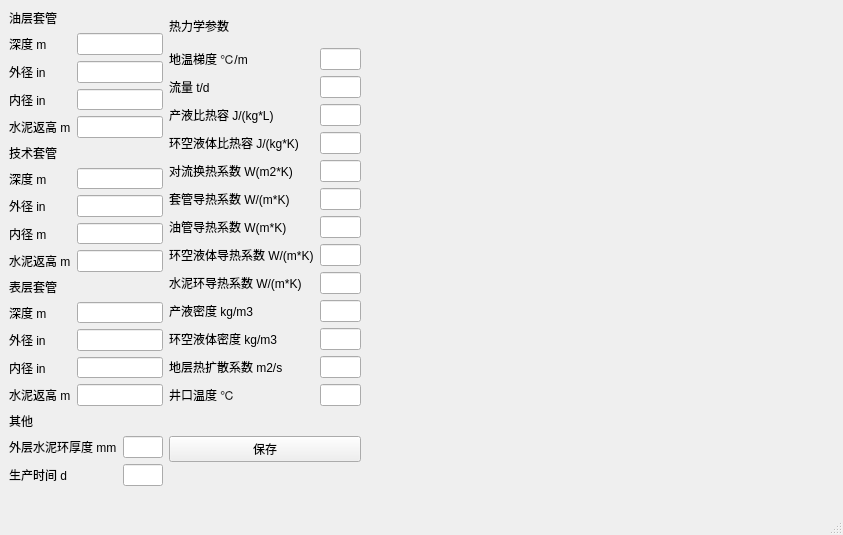
First picture: the form in mainWindow.ui, repository czy1996/APB, before the edit.
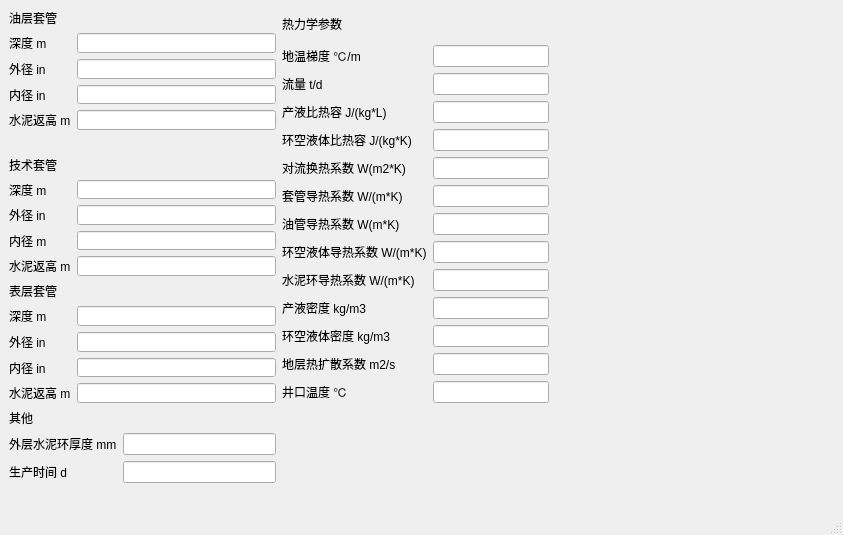
Second picture: the form after the edit.

Commit message: params class

Patch:
```diff
--- a/mainWindow.ui
+++ b/mainWindow.ui
@@ -25,122 +25,102 @@
      <rect>
       <x>9</x>
       <y>9</y>
-      <width>352</width>
-      <height>477</height>
+      <width>540</width>
+      <height>474</height>
      </rect>
     </property>
     <layout class="QGridLayout" name="gridLayout">
-     <item row="1" column="0">
-      <layout class="QVBoxLayout" name="Casing2">
+     <item row="4" column="0">
+      <layout class="QVBoxLayout" name="well_etc">
        <item>
-        <widget class="QLabel" name="label_5">
+        <widget class="QLabel" name="label_13">
          <property name="text">
-          <string>技术套管</string>
+          <string>其他</string>
          </property>
         </widget>
        </item>
        <item>
-        <layout class="QFormLayout" name="formLayout_2">
+        <layout class="QFormLayout" name="formLayout_4">
          <item row="0" column="0">
-          <widget class="QLabel" name="label_6">
+          <widget class="QLabel" name="label_14">
            <property name="text">
-            <string>深度 m</string>
+            <string>外层水泥环厚度 mm</string>
            </property>
           </widget>
          </item>
          <item row="0" column="1">
-          <widget class="QLineEdit" name="lineEdit_4"/>
+          <widget class="QLineEdit" name="lineEdit_10"/>
          </item>
          <item row="1" column="0">
-          <widget class="QLabel" name="label_7">
+          <widget class="QLabel" name="dLabel">
            <property name="text">
-            <string>外径 in</string>
+            <string>生产时间 d</string>
            </property>
           </widget>
          </item>
          <item row="1" column="1">
-          <widget class="QLineEdit" name="lineEdit_5"/>
+          <widget class="QLineEdit" name="dLineEdit"/>
          </item>
-         <item row="2" column="0">
-          <widget class="QLabel" name="label_8">
-           <property name="text">
-            <string>内径 m</string>
-           </property>
-          </widget>
-         </item>
-         <item row="2" column="1">
-          <widget class="QLineEdit" name="lineEdit_6"/>
-         </item>
-         <item row="3" column="0">
-          <widget class="QLabel" name="Label_2">
-           <property name="text">
-            <string>水泥返高 m</string>
-           </property>
-          </widget>
-         </item>
-         <item row="3" column="1">
-          <widget class="QLineEdit" name="LineEdit_2"/>
-         </item>
         </layout>
        </item>
       </layout>
      </item>
-     <item row="2" column="0">
-      <layout class="QVBoxLayout" name="Casing3">
+     <item row="0" column="0">
+      <layout class="QVBoxLayout" name="Casing1">
        <item>
-        <widget class="QLabel" name="label_9">
+        <widget class="QLabel" name="label_2">
          <property name="text">
-          <string>表层套管</string>
+          <string>油层套管</string>
          </property>
         </widget>
        </item>
        <item>
-        <layout class="QFormLayout" name="formLayout_3">
+        <layout class="QFormLayout" name="formLayout">
          <item row="0" column="0">
-          <widget class="QLabel" name="label_10">
+          <widget class="QLabel" name="label">
            <property name="text">
             <string>深度 m</string>
            </property>
           </widget>
          </item>
          <item row="0" column="1">
-          <widget class="QLineEdit" name="lineEdit_7"/>
+          <widget class="QLineEdit" name="lineEdit"/>
          </item>
-         <item row="1" column="1">
-          <widget class="QLineEdit" name="lineEdit_8"/>
-         </item>
          <item row="1" column="0">
-          <widget class="QLabel" name="label_11">
+          <widget class="QLabel" name="label_3">
            <property name="text">
             <string>外径 in</string>
            </property>
           </widget>
          </item>
-         <item row="2" column="1">
-          <widget class="QLineEdit" name="lineEdit_9"/>
+         <item row="1" column="1">
+          <widget class="QLineEdit" name="lineEdit_2"/>
          </item>
          <item row="2" column="0">
-          <widget class="QLabel" name="label_12">
+          <widget class="QLabel" name="label_4">
            <property name="text">
             <string>内径 in</string>
            </property>
           </widget>
          </item>
+         <item row="2" column="1">
+          <widget class="QLineEdit" name="lineEdit_3"/>
+         </item>
          <item row="3" column="0">
-          <widget class="QLabel" name="Label_3">
+          <widget class="QLabel" name="Label">
            <property name="text">
             <string>水泥返高 m</string>
            </property>
           </widget>
          </item>
          <item row="3" column="1">
-          <widget class="QLineEdit" name="LineEdit_3"/>
+          <widget class="QLineEdit" name="LineEdit"/>
          </item>
         </layout>
        </item>
       </layout>
      </item>
-     <item row="0" column="1" rowspan="3">
+     <item row="0" column="1" rowspan="4">
       <layout class="QVBoxLayout" name="thermal">
        <item>
         <widget class="QLabel" name="label_15">
@@ -285,102 +265,128 @@
        </item>
       </layout>
      </item>
-     <item row="3" column="0">
-      <layout class="QVBoxLayout" name="well_etc">
+     <item row="2" column="0">
+      <layout class="QVBoxLayout" name="Casing2">
        <item>
-        <widget class="QLabel" name="label_13">
+        <widget class="QLabel" name="label_5">
          <property name="text">
-          <string>其他</string>
+          <string>技术套管</string>
          </property>
         </widget>
        </item>
        <item>
-        <layout class="QFormLayout" name="formLayout_4">
+        <layout class="QFormLayout" name="formLayout_2">
          <item row="0" column="0">
-          <widget class="QLabel" name="label_14">
+          <widget class="QLabel" name="label_6">
            <property name="text">
-            <string>外层水泥环厚度 mm</string>
+            <string>深度 m</string>
            </property>
           </widget>
          </item>
          <item row="0" column="1">
-          <widget class="QLineEdit" name="lineEdit_10"/>
+          <widget class="QLineEdit" name="lineEdit_4"/>
          </item>
          <item row="1" column="0">
-          <widget class="QLabel" name="dLabel">
+          <widget class="QLabel" name="label_7">
            <property name="text">
-            <string>生产时间 d</string>
+            <string>外径 in</string>
            </property>
           </widget>
          </item>
          <item row="1" column="1">
-          <widget class="QLineEdit" name="dLineEdit"/>
+          <widget class="QLineEdit" name="lineEdit_5"/>
          </item>
+         <item row="2" column="0">
+          <widget class="QLabel" name="label_8">
+           <property name="text">
+            <string>内径 m</string>
+           </property>
+          </widget>
+         </item>
+         <item row="2" column="1">
+          <widget class="QLineEdit" name="lineEdit_6"/>
+         </item>
+         <item row="3" column="0">
+          <widget class="QLabel" name="Label_2">
+           <property name="text">
+            <string>水泥返高 m</string>
+           </property>
+          </widget>
+         </item>
+         <item row="3" column="1">
+          <widget class="QLineEdit" name="LineEdit_2"/>
+         </item>
         </layout>
        </item>
       </layout>
      </item>
-     <item row="0" column="0">
-      <layout class="QVBoxLayout" name="Casing1">
+     <item row="3" column="0">
+      <layout class="QVBoxLayout" name="Casing3">
        <item>
-        <widget class="QLabel" name="label_2">
+        <widget class="QLabel" name="label_9">
          <property name="text">
-          <string>油层套管</string>
+          <string>表层套管</string>
          </property>
         </widget>
        </item>
        <item>
-        <layout class="QFormLayout" name="formLayout">
+        <layout class="QFormLayout" name="formLayout_3">
          <item row="0" column="0">
-          <widget class="QLabel" name="label">
+          <widget class="QLabel" name="label_10">
            <property name="text">
             <string>深度 m</string>
            </property>
           </widget>
          </item>
          <item row="0" column="1">
-          <widget class="QLineEdit" name="lineEdit"/>
+          <widget class="QLineEdit" name="lineEdit_7"/>
          </item>
+         <item row="1" column="1">
+          <widget class="QLineEdit" name="lineEdit_8"/>
+         </item>
          <item row="1" column="0">
-          <widget class="QLabel" name="label_3">
+          <widget class="QLabel" name="label_11">
            <property name="text">
             <string>外径 in</string>
            </property>
           </widget>
          </item>
-         <item row="1" column="1">
-          <widget class="QLineEdit" name="lineEdit_2"/>
+         <item row="2" column="1">
+          <widget class="QLineEdit" name="lineEdit_9"/>
          </item>
          <item row="2" column="0">
-          <widget class="QLabel" name="label_4">
+          <widget class="QLabel" name="label_12">
            <property name="text">
             <string>内径 in</string>
            </property>
           </widget>
          </item>
-         <item row="2" column="1">
-          <widget class="QLineEdit" name="lineEdit_3"/>
-         </item>
          <item row="3" column="0">
-          <widget class="QLabel" name="Label">
+          <widget class="QLabel" name="Label_3">
            <property name="text">
             <string>水泥返高 m</string>
            </property>
           </widget>
          </item>
          <item row="3" column="1">
-          <widget class="QLineEdit" name="LineEdit"/>
+          <widget class="QLineEdit" name="LineEdit_3"/>
          </item>
         </layout>
        </item>
       </layout>
      </item>
-     <item row="3" column="1">
-      <widget class="QPushButton" name="pushButton">
-       <property name="text">
-        <string>保存</string>
+     <item row="1" column="0">
+      <spacer name="horizontalSpacer">
+       <property name="orientation">
+        <enum>Qt::Horizontal</enum>
        </property>
-      </widget>
+       <property name="sizeHint" stdset="0">
+        <size>
+         <width>40</width>
+         <height>20</height>
+        </size>
+       </property>
+      </spacer>
      </item>
     </layout>
    </widget>
```
The commit also changes 7 other files.
